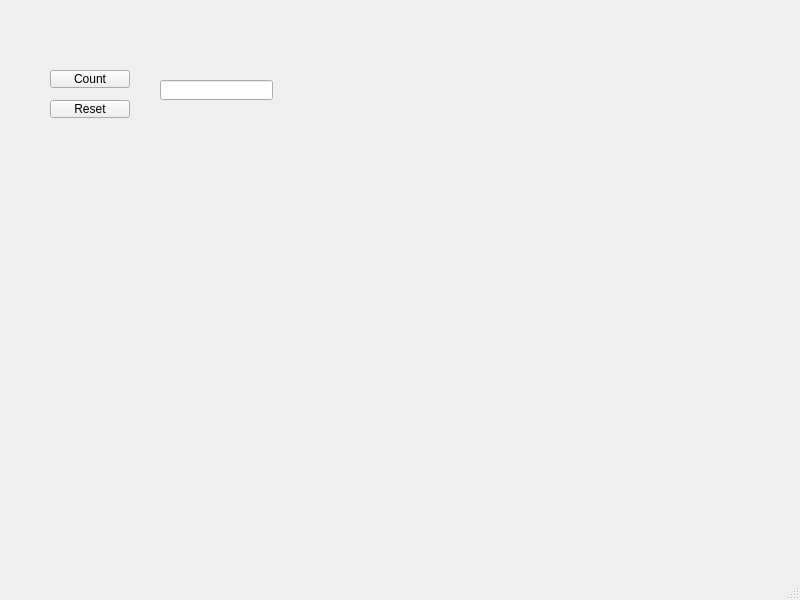
aleksi100/olio_ohjelmoinnin_perusteet_cpp, file viikkotehtava_7/mainwindow.ui: the form before one commit.
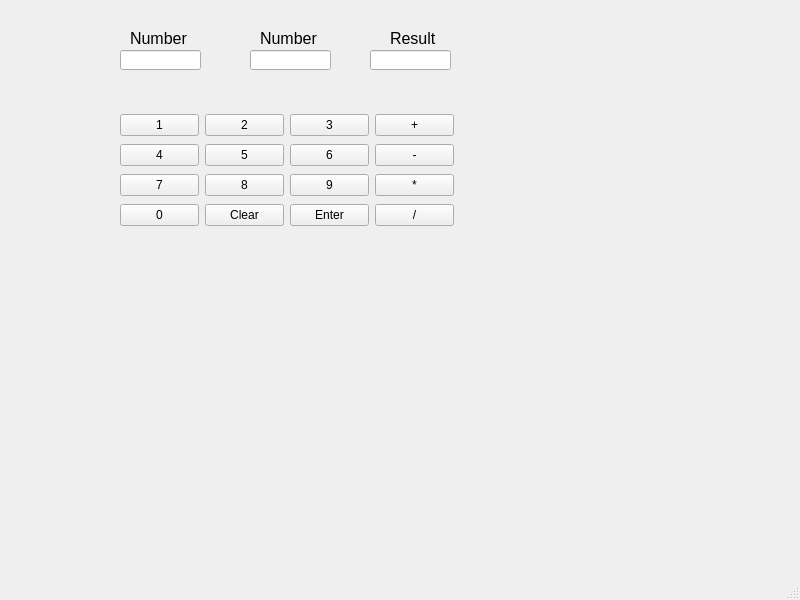
The form after the commit.

Commit message: viikko7 tehtäväosio 2

Patch:
```diff
--- a/viikkotehtava_7/mainwindow.ui
+++ b/viikkotehtava_7/mainwindow.ui
@@ -14,38 +14,246 @@
    <string>MainWindow</string>
   </property>
   <widget class="QWidget" name="centralwidget">
-   <widget class="QPushButton" name="count">
+   <widget class="QLabel" name="label">
     <property name="geometry">
      <rect>
-      <x>50</x>
-      <y>70</y>
-      <width>80</width>
-      <height>18</height>
+      <x>130</x>
+      <y>30</y>
+      <width>61</width>
+      <height>16</height>
      </rect>
     </property>
+    <property name="font">
+     <font>
+      <pointsize>12</pointsize>
+     </font>
+    </property>
     <property name="text">
-     <string>Count</string>
+     <string>Number 1</string>
     </property>
    </widget>
-   <widget class="QPushButton" name="reset">
+   <widget class="QWidget" name="gridLayoutWidget_2">
     <property name="geometry">
      <rect>
-      <x>50</x>
-      <y>100</y>
-      <width>80</width>
-      <height>18</height>
+      <x>120</x>
+      <y>140</y>
+      <width>334</width>
+      <height>31</height>
      </rect>
     </property>
+    <layout class="QHBoxLayout" name="horizontalLayout_2">
+     <item>
+      <widget class="QPushButton" name="n4">
+       <property name="text">
+        <string>4</string>
+       </property>
+      </widget>
+     </item>
+     <item>
+      <widget class="QPushButton" name="n5">
+       <property name="text">
+        <string>5</string>
+       </property>
+      </widget>
+     </item>
+     <item>
+      <widget class="QPushButton" name="n6">
+       <property name="text">
+        <string>6</string>
+       </property>
+      </widget>
+     </item>
+     <item>
+      <widget class="QPushButton" name="miinus">
+       <property name="text">
+        <string>-</string>
+       </property>
+      </widget>
+     </item>
+    </layout>
+   </widget>
+   <widget class="QWidget" name="gridLayoutWidget_3">
+    <property name="geometry">
+     <rect>
+      <x>120</x>
+      <y>170</y>
+      <width>334</width>
+      <height>31</height>
+     </rect>
+    </property>
+    <layout class="QHBoxLayout" name="horizontalLayout_3">
+     <item>
+      <widget class="QPushButton" name="n7">
+       <property name="text">
+        <string>7</string>
+       </property>
+      </widget>
+     </item>
+     <item>
+      <widget class="QPushButton" name="n8">
+       <property name="text">
+        <string>8</string>
+       </property>
+      </widget>
+     </item>
+     <item>
+      <widget class="QPushButton" name="n9">
+       <property name="text">
+        <string>9</string>
+       </property>
+      </widget>
+     </item>
+     <item>
+      <widget class="QPushButton" name="mul">
+       <property name="text">
+        <string>*</string>
+       </property>
+      </widget>
+     </item>
+    </layout>
+   </widget>
+   <widget class="QWidget" name="gridLayoutWidget_4">
+    <property name="geometry">
+     <rect>
+      <x>120</x>
+      <y>200</y>
+      <width>334</width>
+      <height>31</height>
+     </rect>
+    </property>
+    <layout class="QHBoxLayout" name="horizontalLayout_4">
+     <item>
+      <widget class="QPushButton" name="n0">
+       <property name="text">
+        <string>0</string>
+       </property>
+      </widget>
+     </item>
+     <item>
+      <widget class="QPushButton" name="clear">
+       <property name="text">
+        <string>Clear</string>
+       </property>
+      </widget>
+     </item>
+     <item>
+      <widget class="QPushButton" name="enter">
+       <property name="text">
+        <string>Enter</string>
+       </property>
+      </widget>
+     </item>
+     <item>
+      <widget class="QPushButton" name="div">
+       <property name="text">
+        <string>/</string>
+       </property>
+      </widget>
+     </item>
+    </layout>
+   </widget>
+   <widget class="QLabel" name="label_2">
+    <property name="geometry">
+     <rect>
+      <x>260</x>
+      <y>30</y>
+      <width>61</width>
+      <height>16</height>
+     </rect>
+    </property>
+    <property name="font">
+     <font>
+      <pointsize>12</pointsize>
+     </font>
+    </property>
     <property name="text">
-     <string>Reset</string>
+     <string>Number 2</string>
+    </property>
+   </widget>
+   <widget class="QLabel" name="label_3">
+    <property name="geometry">
+     <rect>
+      <x>390</x>
+      <y>30</y>
+      <width>61</width>
+      <height>16</height>
+     </rect>
+    </property>
+    <property name="font">
+     <font>
+      <pointsize>12</pointsize>
+     </font>
+    </property>
+    <property name="text">
+     <string>Result</string>
+    </property>
+   </widget>
+   <widget class="QWidget" name="gridLayoutWidget_5">
+    <property name="geometry">
+     <rect>
+      <x>120</x>
+      <y>110</y>
+      <width>334</width>
+      <height>31</height>
+     </rect>
+    </property>
+    <layout class="QHBoxLayout" name="horizontalLayout_5">
+     <item>
+      <widget class="QPushButton" name="n1">
+       <property name="text">
+        <string>1</string>
+       </property>
+      </widget>
+     </item>
+     <item>
+      <widget class="QPushButton" name="n2">
+       <property name="text">
+        <string>2</string>
+       </property>
+      </widget>
+     </item>
+     <item>
+      <widget class="QPushButton" name="n3">
+       <property name="text">
+        <string>3</string>
+       </property>
+      </widget>
+     </item>
+     <item>
+      <widget class="QPushButton" name="plus">
+       <property name="text">
+        <string>+</string>
+       </property>
+      </widget>
+     </item>
+    </layout>
+   </widget>
+   <widget class="QLineEdit" name="num1">
+    <property name="geometry">
+     <rect>
+      <x>120</x>
+      <y>50</y>
+      <width>81</width>
+      <height>20</height>
+     </rect>
+    </property>
+   </widget>
+   <widget class="QLineEdit" name="num2">
+    <property name="geometry">
+     <rect>
+      <x>250</x>
+      <y>50</y>
+      <width>81</width>
+      <height>20</height>
+     </rect>
     </property>
    </widget>
    <widget class="QLineEdit" name="result">
     <property name="geometry">
      <rect>
-      <x>160</x>
-      <y>80</y>
-      <width>113</width>
+      <x>370</x>
+      <y>50</y>
+      <width>81</width>
       <height>20</height>
      </rect>
     </property>
```
The commit also changes 2 other files.
